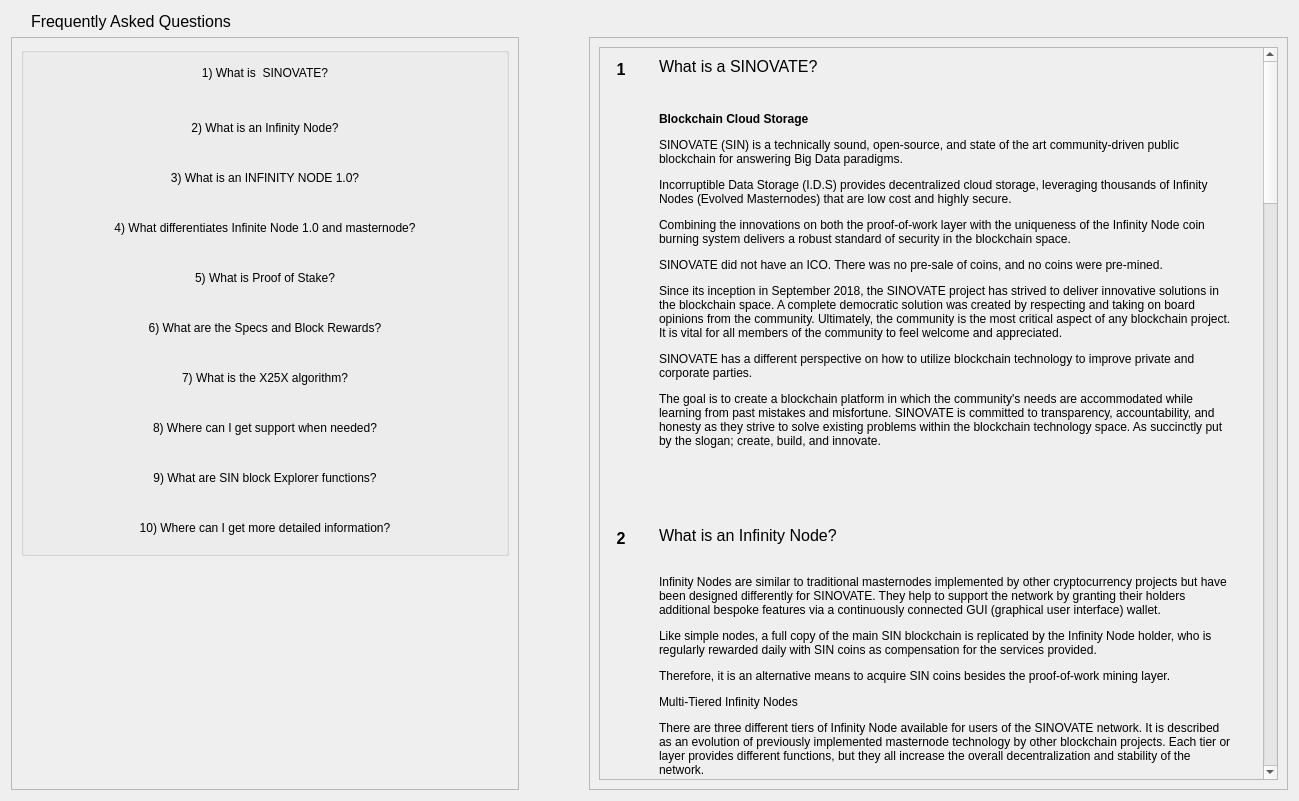
Old version of the form src/qt/forms/faqpage.ui in the repository crptec/sinovate.
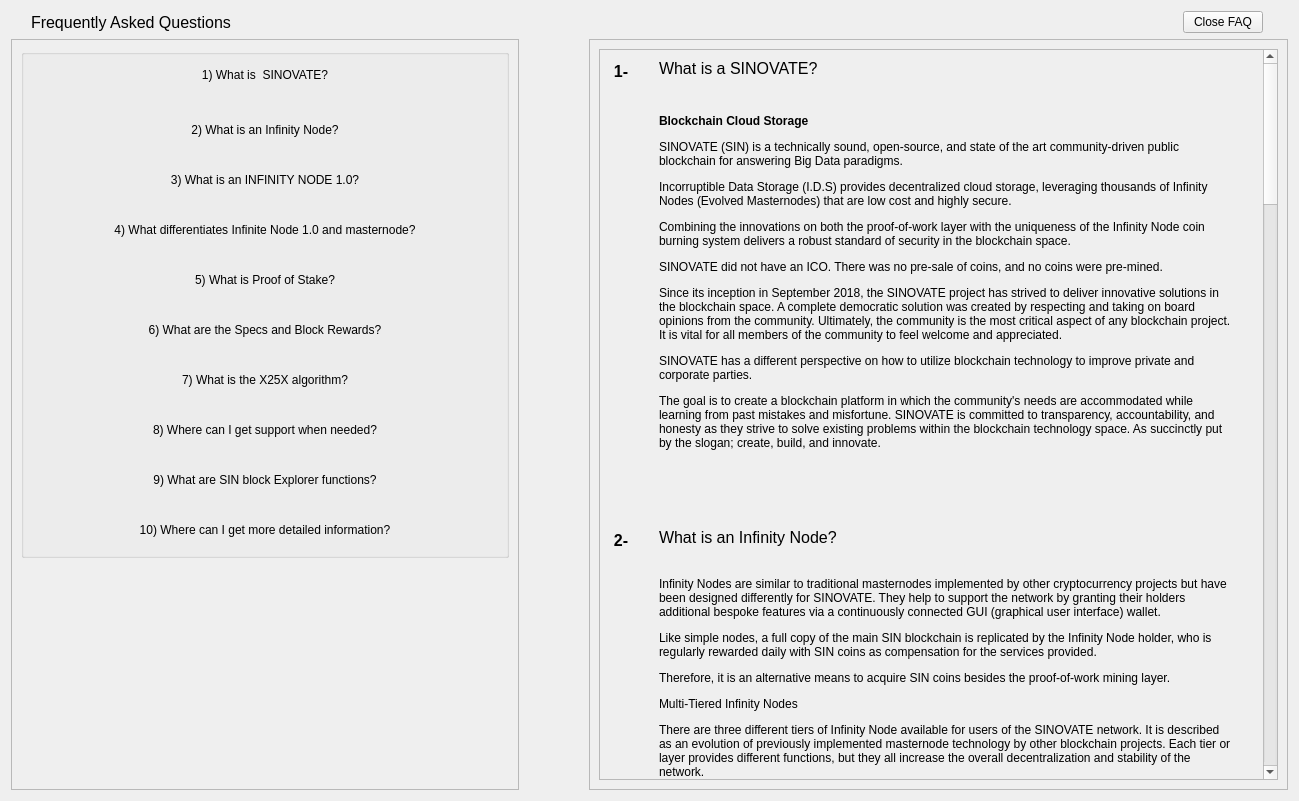
New version of the form. Custom widgets are drawn as their Qt base class.

Commit message: [gui] add close button for FAQ Page

```diff
--- a/src/qt/forms/faqpage.ui
+++ b/src/qt/forms/faqpage.ui
@@ -25,6 +25,9 @@
   <layout class="QVBoxLayout" name="verticalLayout_4">
    <item>
     <layout class="QHBoxLayout" name="horizontalLayout_2">
+     <property name="rightMargin">
+      <number>25</number>
+     </property>
      <item>
       <widget class="QLabel" name="label">
        <property name="font">
@@ -56,6 +59,13 @@
        </property>
       </spacer>
      </item>
+     <item>
+      <widget class="SinPushButton" name="pushButtonClose">
+       <property name="text">
+        <string>Close FAQ</string>
+       </property>
+      </widget>
+     </item>
     </layout>
    </item>
    <item>
@@ -552,7 +562,7 @@
                <property name="geometry">
                 <rect>
                  <x>0</x>
-                 <y>-1427</y>
+                 <y>-2236</y>
                  <width>658</width>
                  <height>3686</height>
                 </rect>
@@ -625,7 +635,7 @@
                       <string notr="true"/>
                      </property>
                      <property name="text">
-                      <string>1</string>
+                      <string>1-</string>
                      </property>
                      <property name="alignment">
                       <set>Qt::AlignCenter</set>
@@ -730,7 +740,7 @@
                       <string notr="true"/>
                      </property>
                      <property name="text">
-                      <string>2</string>
+                      <string>2-</string>
                      </property>
                      <property name="alignment">
                       <set>Qt::AlignCenter</set>
@@ -1669,6 +1679,13 @@
    </item>
   </layout>
  </widget>
+ <customwidgets>
+  <customwidget>
+   <class>SinPushButton</class>
+   <extends>QPushButton</extends>
+   <header>qt/sinpushbutton.h</header>
+  </customwidget>
+ </customwidgets>
  <resources/>
  <connections/>
 </ui>
```
Left out of the diff: 16 changed lines with no effect on the pictures. The commit also changes 5 other files.
